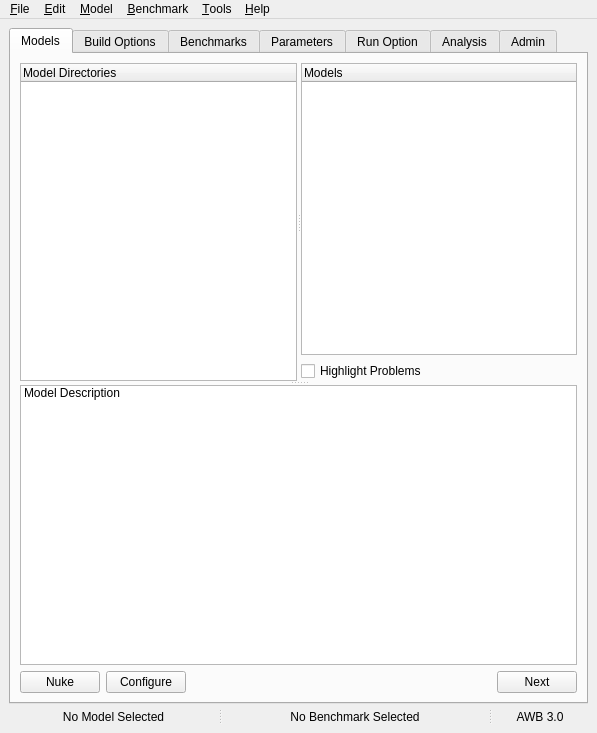
First picture: the form in tools/awb/awb/awb_dialog.ui, repository AWB-Tools/awb, before the edit.
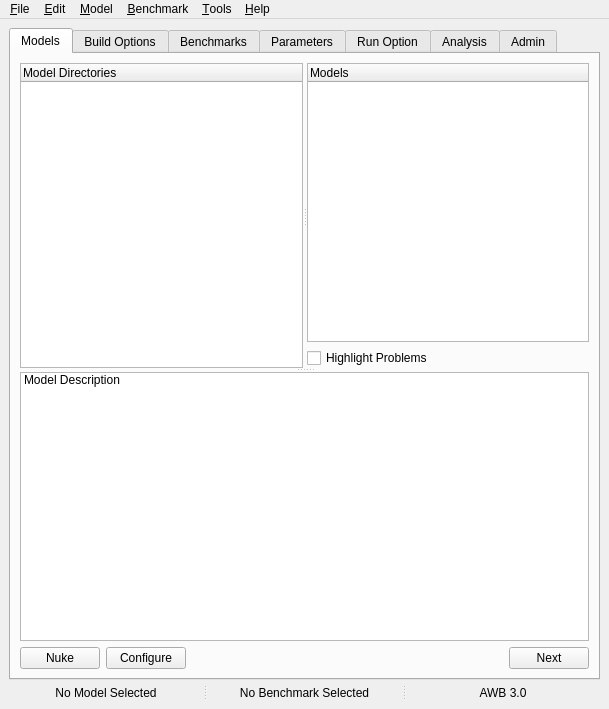
Second picture: the form after the edit. The open tabs and pages were chosen to show the change.

Patch:
```diff
--- a/tools/awb/awb/awb_dialog.ui
+++ b/tools/awb/awb/awb_dialog.ui
@@ -9,8 +9,8 @@
    <rect>
     <x>0</x>
     <y>0</y>
-    <width>597</width>
-    <height>733</height>
+    <width>609</width>
+    <height>709</height>
    </rect>
   </property>
   <property name="sizePolicy">
@@ -2218,22 +2218,67 @@
        <bool>false</bool>
       </property>
       <widget class="QLabel" name="model_name">
+       <property name="sizePolicy">
+        <sizepolicy hsizetype="Expanding" vsizetype="Preferred">
+         <horstretch>0</horstretch>
+         <verstretch>0</verstretch>
+        </sizepolicy>
+       </property>
+       <property name="minimumSize">
+        <size>
+         <width>156</width>
+         <height>0</height>
+        </size>
+       </property>
        <property name="text">
         <string>&lt;html&gt;&lt;head/&gt;&lt;body&gt;&lt;p align=&quot;center&quot;&gt;No Model Selected&lt;/p&gt;&lt;/body&gt;&lt;/html&gt;</string>
        </property>
+       <property name="alignment">
+        <set>Qt::AlignCenter</set>
+       </property>
       </widget>
       <widget class="QLabel" name="benchmark_name">
+       <property name="sizePolicy">
+        <sizepolicy hsizetype="Expanding" vsizetype="Preferred">
+         <horstretch>0</horstretch>
+         <verstretch>0</verstretch>
+        </sizepolicy>
+       </property>
+       <property name="minimumSize">
+        <size>
+         <width>156</width>
+         <height>0</height>
+        </size>
+       </property>
        <property name="text">
         <string>&lt;html&gt;&lt;head/&gt;&lt;body&gt;&lt;p align=&quot;center&quot;&gt;No Benchmark Selected&lt;/p&gt;&lt;/body&gt;&lt;/html&gt;</string>
        </property>
+       <property name="alignment">
+        <set>Qt::AlignCenter</set>
+       </property>
        <property name="textInteractionFlags">
         <set>Qt::LinksAccessibleByMouse</set>
        </property>
       </widget>
       <widget class="QLabel" name="version">
+       <property name="sizePolicy">
+        <sizepolicy hsizetype="Expanding" vsizetype="Preferred">
+         <horstretch>0</horstretch>
+         <verstretch>0</verstretch>
+        </sizepolicy>
+       </property>
+       <property name="minimumSize">
+        <size>
+         <width>156</width>
+         <height>0</height>
+        </size>
+       </property>
        <property name="text">
         <string>&lt;html&gt;&lt;head/&gt;&lt;body&gt;&lt;p align=&quot;center&quot;&gt;AWB 3.0&lt;/p&gt;&lt;/body&gt;&lt;/html&gt;</string>
        </property>
+       <property name="alignment">
+        <set>Qt::AlignCenter</set>
+       </property>
       </widget>
      </widget>
     </item>
@@ -2244,7 +2289,7 @@
     <rect>
      <x>0</x>
      <y>0</y>
-     <width>597</width>
+     <width>609</width>
      <height>22</height>
     </rect>
    </property>
```
Left out of the diff: 2 changed lines with no effect on the pictures.
